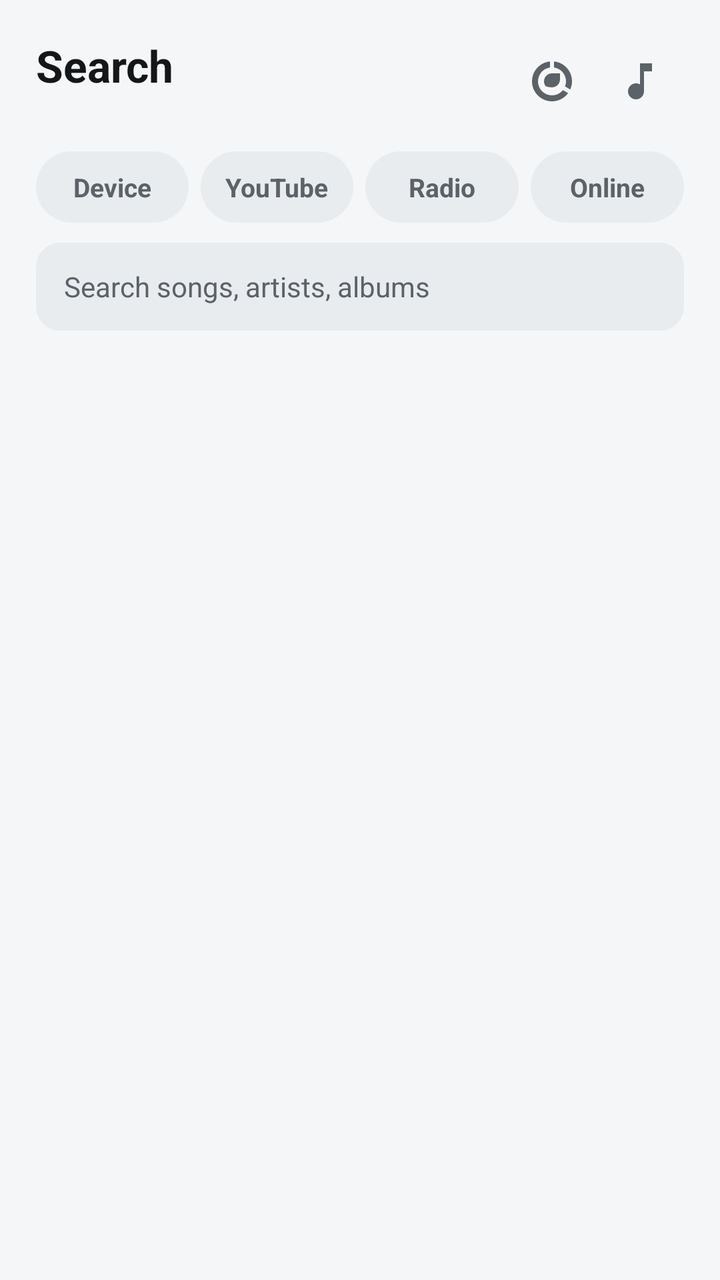
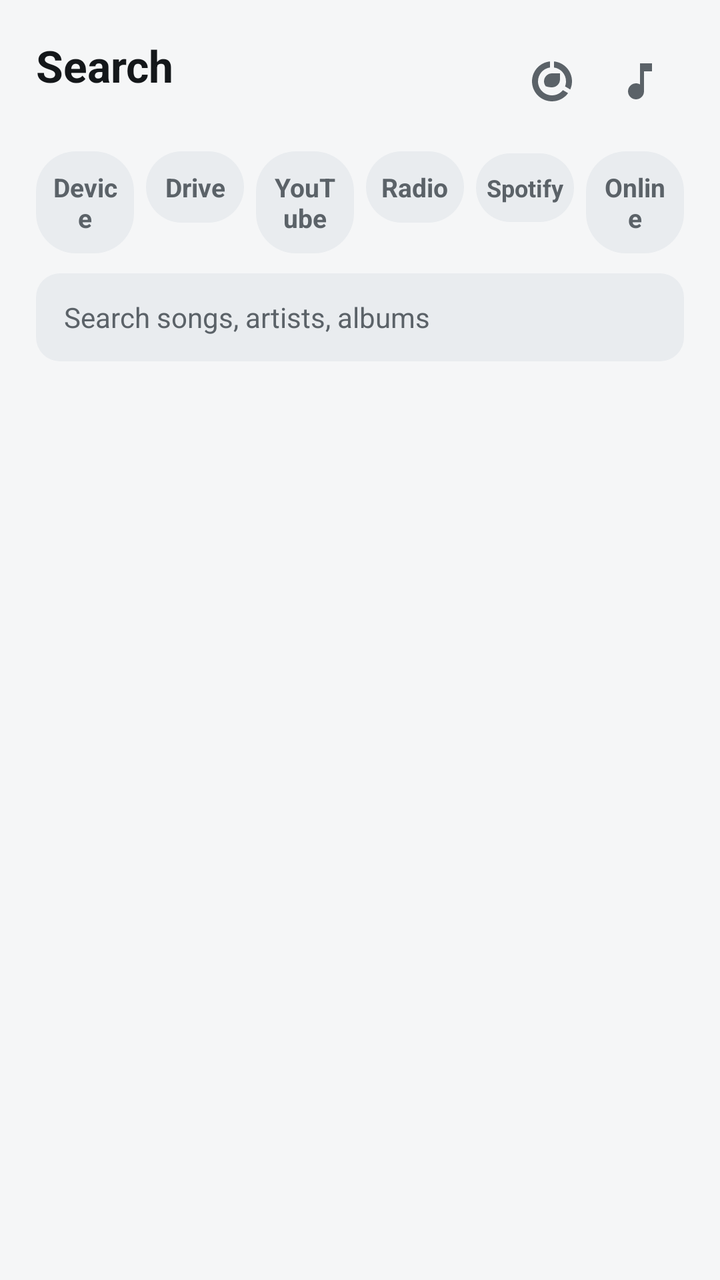

The first picture is an Android layout as it rendered before a commit; the second is the same layout after the commit. The layout source and the unified diff follow.
<!-- AndroidManifest.xml: application theme Theme.FXSoundLite -->
<!-- res/layout/fragment_music.xml -->
<?xml version="1.0" encoding="utf-8"?>
<LinearLayout xmlns:android="http://schemas.android.com/apk/res/android"
    android:layout_width="match_parent"
    android:layout_height="match_parent"
    android:background="?attr/colorBg"
    android:orientation="vertical">

    <LinearLayout
        android:layout_width="match_parent"
        android:layout_height="wrap_content"
        android:orientation="vertical"
        android:paddingHorizontal="18dp"
        android:paddingTop="18dp"
        android:paddingBottom="8dp">

        
        <LinearLayout
            android:layout_width="match_parent"
            android:layout_height="wrap_content"
            android:gravity="center_vertical"
            android:orientation="horizontal">

            <LinearLayout
                android:layout_width="0dp"
                android:layout_height="wrap_content"
                android:layout_weight="1"
                android:orientation="vertical">

                <TextView
                    android:layout_width="wrap_content"
                    android:layout_height="wrap_content"
                    android:text="@string/music_title"
                    android:textColor="?attr/colorTextPrimary"
                    android:textSize="22sp"
                    android:textStyle="bold" />

                <TextView
                    android:id="@+id/musicCount"
                    android:layout_width="wrap_content"
                    android:layout_height="wrap_content"
                    android:textColor="?attr/colorTextSecondary"
                    android:textSize="12sp" />
            </LinearLayout>

            
            <TextView
                android:id="@+id/dataUsedText"
                android:layout_width="wrap_content"
                android:layout_height="wrap_content"
                android:layout_marginEnd="2dp"
                android:background="?android:attr/selectableItemBackground"
                android:padding="6dp"
                android:textColor="?attr/colorAccent"
                android:textSize="12sp"
                android:textStyle="bold"
                android:visibility="gone" />

            <ImageButton
                android:id="@+id/saverButton"
                android:layout_width="44dp"
                android:layout_height="44dp"
                android:background="?android:attr/selectableItemBackgroundBorderless"
                android:contentDescription="@string/saver_switch_label"
                android:padding="10dp"
                android:src="@drawable/ic_data_saver"
                android:tint="?attr/colorTextSecondary" />

            
            <ImageButton
                android:id="@+id/videoModeButton"
                android:layout_width="44dp"
                android:layout_height="44dp"
                android:background="?android:attr/selectableItemBackgroundBorderless"
                android:contentDescription="@string/video_mode_desc"
                android:padding="10dp"
                android:src="@drawable/ic_music"
                android:tint="?attr/colorTextSecondary" />
        </LinearLayout>

        
        <LinearLayout
            android:id="@+id/sourceTabs"
            android:layout_width="match_parent"
            android:layout_height="wrap_content"
            android:layout_marginTop="12dp"
            android:orientation="horizontal">

            <TextView
                android:id="@+id/tabLocal"
                android:layout_width="0dp"
                android:layout_height="wrap_content"
                android:layout_marginEnd="6dp"
                android:layout_weight="1"
                android:gravity="center"
                android:background="@drawable/chip_bg"
                android:clickable="true"
                android:focusable="true"
                android:paddingHorizontal="6dp"
                android:paddingVertical="9dp"
                android:text="@string/source_local"
                android:textColor="@color/chip_text_color"
                android:textSize="13sp"
                android:textStyle="bold" />
            <TextView
                android:id="@+id/tabYoutube"
                android:layout_width="0dp"
                android:layout_height="wrap_content"
                android:layout_marginEnd="6dp"
                android:layout_weight="1"
                android:gravity="center"
                android:background="@drawable/chip_bg"
                android:clickable="true"
                android:focusable="true"
                android:paddingHorizontal="6dp"
                android:paddingVertical="9dp"
                android:text="@string/source_youtube"
                android:textColor="@color/chip_text_color"
                android:textSize="13sp"
                android:textStyle="bold" />
            <TextView
                android:id="@+id/tabTv"
                android:layout_width="0dp"
                android:layout_height="wrap_content"
                android:layout_marginEnd="6dp"
                android:layout_weight="1"
                android:gravity="center"
                android:background="@drawable/chip_bg"
                android:clickable="true"
                android:focusable="true"
                android:paddingHorizontal="6dp"
                android:paddingVertical="9dp"
                android:text="@string/source_tv"
                android:textColor="@color/chip_text_color"
                android:textSize="13sp"
                android:textStyle="bold"
                android:visibility="gone" />
            <TextView
                android:id="@+id/tabRadio"
                android:layout_width="0dp"
                android:layout_height="wrap_content"
                android:layout_marginEnd="6dp"
                android:layout_weight="1"
                android:gravity="center"
                android:background="@drawable/chip_bg"
                android:clickable="true"
                android:focusable="true"
                android:paddingHorizontal="6dp"
                android:paddingVertical="9dp"
                android:text="@string/source_radio"
                android:textColor="@color/chip_text_color"
                android:textSize="13sp"
                android:textStyle="bold" />
            <TextView
                android:id="@+id/tabOnline"
                android:layout_width="0dp"
                android:layout_height="wrap_content"
                android:layout_marginEnd="0dp"
                android:layout_weight="1"
                android:gravity="center"
                android:background="@drawable/chip_bg"
                android:clickable="true"
                android:focusable="true"
                android:paddingHorizontal="6dp"
                android:paddingVertical="9dp"
                android:text="@string/source_online"
                android:textColor="@color/chip_text_color"
                android:textSize="13sp"
                android:textStyle="bold" />
        </LinearLayout>

        
        <TextView
            android:id="@+id/radioSourceButton"
            android:layout_width="wrap_content"
            android:layout_height="wrap_content"
            android:layout_marginTop="10dp"
            android:background="@drawable/chip_bg"
            android:clickable="true"
            android:focusable="true"
            android:paddingHorizontal="16dp"
            android:paddingVertical="8dp"
            android:textColor="@color/chip_text_color"
            android:textSize="13sp"
            android:textStyle="bold"
            android:visibility="gone" />

        

        <LinearLayout
            android:layout_width="match_parent"
            android:layout_height="wrap_content"
            android:layout_marginTop="10dp"
            android:gravity="center_vertical"
            android:orientation="horizontal">

            <EditText
                android:id="@+id/searchInput"
                android:layout_width="0dp"
                android:layout_height="44dp"
                android:layout_weight="1"
                android:background="@drawable/input_bg"
                android:hint="@string/music_search_hint"
                android:imeOptions="actionSearch"
                android:importantForAutofill="no"
                android:inputType="text"
                android:maxLines="1"
                android:paddingHorizontal="14dp"
                android:textColor="?attr/colorTextPrimary"
                android:textColorHint="?attr/colorTextSecondary"
                android:textSize="14sp" />

            
            <ImageButton
                android:id="@+id/filterButton"
                android:layout_width="44dp"
                android:layout_height="44dp"
                android:layout_marginStart="6dp"
                android:background="?android:attr/selectableItemBackgroundBorderless"
                android:contentDescription="@string/filter_title"
                android:padding="10dp"
                android:src="@drawable/ic_filter"
                android:tint="?attr/colorTextSecondary"
                android:visibility="gone" />

        </LinearLayout>
    </LinearLayout>

    <FrameLayout
        android:layout_width="match_parent"
        android:layout_height="0dp"
        android:layout_weight="1">

        <androidx.recyclerview.widget.RecyclerView
            android:id="@+id/trackList"
            android:layout_width="match_parent"
            android:layout_height="match_parent"
            android:clipToPadding="false"
            android:paddingBottom="74dp" />

        <ProgressBar
            android:id="@+id/searchProgress"
            style="?android:attr/progressBarStyle"
            android:layout_width="32dp"
            android:layout_height="32dp"
            android:layout_gravity="center"
            android:indeterminateTint="?attr/colorAccent"
            android:visibility="gone" />

        <LinearLayout
            android:id="@+id/emptyPanel"
            android:layout_width="match_parent"
            android:layout_height="match_parent"
            android:gravity="center"
            android:orientation="vertical"
            android:padding="32dp"
            android:visibility="gone">

            <TextView
                android:id="@+id/emptyText"
                android:layout_width="wrap_content"
                android:layout_height="wrap_content"
                android:gravity="center"
                android:textColor="?attr/colorTextSecondary"
                android:textSize="14sp" />

            <TextView
                android:id="@+id/actionButton"
                android:layout_width="wrap_content"
                android:layout_height="wrap_content"
                android:layout_marginTop="16dp"
                android:background="@drawable/eq_button_bg"
                android:clickable="true"
                android:focusable="true"
                android:paddingHorizontal="26dp"
                android:paddingVertical="10dp"
                android:text="@string/music_allow_access"
                android:textColor="?attr/colorOnAccent"
                android:textSize="14sp"
                android:textStyle="bold"
                android:visibility="gone" />
        </LinearLayout>
    </FrameLayout>

    
    <LinearLayout
        android:visibility="gone"
        android:layout_width="match_parent"
        android:layout_height="wrap_content"
        android:layout_margin="12dp"
        android:background="@drawable/card_bg"
        android:orientation="vertical"
        android:padding="14dp">

        <LinearLayout
            android:layout_width="match_parent"
            android:layout_height="wrap_content"
            android:gravity="center_vertical"
            android:orientation="horizontal">

            <ImageView
                android:id="@+id/nowArt"
                android:layout_width="52dp"
                android:layout_height="52dp"
                android:background="@drawable/art_bg"
                android:importantForAccessibility="no"
                android:padding="13dp"
                android:scaleType="centerCrop"
                android:src="@drawable/ic_music"
                android:tint="?attr/colorTextSecondary" />

            <LinearLayout
                android:layout_width="0dp"
                android:layout_height="wrap_content"
                android:layout_marginStart="12dp"
                android:layout_weight="1"
                android:orientation="vertical">

                <TextView
                    android:id="@+id/nowTitle"
                    android:layout_width="match_parent"
                    android:layout_height="wrap_content"
                    android:ellipsize="end"
                    android:maxLines="1"
                    android:text="@string/music_nothing_playing"
                    android:textColor="?attr/colorTextPrimary"
                    android:textSize="15sp"
                    android:textStyle="bold" />

                <TextView
                    android:id="@+id/nowArtist"
                    android:layout_width="match_parent"
                    android:layout_height="wrap_content"
                    android:layout_marginTop="2dp"
                    android:ellipsize="end"
                    android:maxLines="1"
                    android:textColor="?attr/colorTextSecondary"
                    android:textSize="12sp" />
            </LinearLayout>
        </LinearLayout>

        <SeekBar
            android:id="@+id/progressSeek"
            android:layout_width="match_parent"
            android:layout_height="wrap_content"
            android:layout_marginTop="8dp"
            android:progressTint="?attr/colorAccent"
            android:thumbTint="?attr/colorAccent" />

        <RelativeLayout
            android:layout_width="match_parent"
            android:layout_height="wrap_content"
            android:paddingHorizontal="4dp">

            <TextView
                android:id="@+id/timeElapsed"
                android:layout_width="wrap_content"
                android:layout_height="wrap_content"
                android:text="0:00"
                android:textColor="?attr/colorTextSecondary"
                android:textSize="11sp" />

            <TextView
                android:id="@+id/timeTotal"
                android:layout_width="wrap_content"
                android:layout_height="wrap_content"
                android:layout_alignParentEnd="true"
                android:text="0:00"
                android:textColor="?attr/colorTextSecondary"
                android:textSize="11sp" />
        </RelativeLayout>

        <LinearLayout
            android:layout_width="match_parent"
            android:layout_height="wrap_content"
            android:layout_marginTop="4dp"
            android:gravity="center"
            android:orientation="horizontal">

            <ImageButton
                android:id="@+id/shuffleButton"
                android:layout_width="48dp"
                android:layout_height="48dp"
                android:background="?android:attr/selectableItemBackgroundBorderless"
                android:contentDescription="@string/music_shuffle"
                android:padding="12dp"
                android:src="@drawable/ic_shuffle"
                android:tint="?attr/colorTextSecondary" />

            <ImageButton
                android:id="@+id/prevButton"
                android:layout_width="52dp"
                android:layout_height="52dp"
                android:background="?android:attr/selectableItemBackgroundBorderless"
                android:contentDescription="@string/music_previous"
                android:padding="12dp"
                android:src="@drawable/ic_prev"
                android:tint="?attr/colorTextPrimary" />

            <ImageButton
                android:id="@+id/playPauseButton"
                android:layout_width="60dp"
                android:layout_height="60dp"
                android:layout_marginHorizontal="6dp"
                android:background="@drawable/eq_button_bg"
                android:contentDescription="@string/music_play_pause"
                android:padding="16dp"
                android:src="@drawable/ic_play"
                android:tint="?attr/colorOnAccent" />

            <ImageButton
                android:id="@+id/nextButton"
                android:layout_width="52dp"
                android:layout_height="52dp"
                android:background="?android:attr/selectableItemBackgroundBorderless"
                android:contentDescription="@string/music_next"
                android:padding="12dp"
                android:src="@drawable/ic_next"
                android:tint="?attr/colorTextPrimary" />

            <ImageButton
                android:id="@+id/repeatButton"
                android:layout_width="48dp"
                android:layout_height="48dp"
                android:background="?android:attr/selectableItemBackgroundBorderless"
                android:contentDescription="@string/music_repeat"
                android:padding="12dp"
                android:src="@drawable/ic_repeat"
                android:tint="?attr/colorTextSecondary" />
        </LinearLayout>
    </LinearLayout>
</LinearLayout>
<!-- resources referenced by this layout -->
<resources>
  <!-- drawable art_bg (drawable) -->
  <?xml version="1.0" encoding="utf-8"?>
  <shape xmlns:android="http://schemas.android.com/apk/res/android">
      <solid android:color="?attr/colorSurfaceRaised" />
      <corners android:radius="10dp" />
  </shape>
  <!-- drawable card_bg (drawable) -->
  <?xml version="1.0" encoding="utf-8"?>
  <shape xmlns:android="http://schemas.android.com/apk/res/android">
      <solid android:color="?attr/colorSurface" />
      <corners android:radius="16dp" />
  </shape>
  <!-- drawable eq_button_bg (drawable) -->
  <?xml version="1.0" encoding="utf-8"?>
  <shape xmlns:android="http://schemas.android.com/apk/res/android"
      android:shape="rectangle">
      <solid android:color="?attr/colorAccent" />
      <corners android:radius="20dp" />
  </shape>
  <!-- drawable ic_filter (drawable) -->
  <vector xmlns:android="http://schemas.android.com/apk/res/android"
      android:width="24dp"
      android:height="24dp"
      android:viewportWidth="24"
      android:viewportHeight="24">
      <path
          android:fillColor="#FFFFFFFF"
          android:pathData="M10,18h4v-2h-4v2zM3,6v2h18L21,6L3,6zM6,13h12v-2L6,11v2z" />
  </vector>
  <!-- drawable ic_next (drawable) -->
  <vector xmlns:android="http://schemas.android.com/apk/res/android"
      android:width="24dp"
      android:height="24dp"
      android:viewportWidth="24"
      android:viewportHeight="24">
      <path
          android:fillColor="#FFFFFFFF"
          android:pathData="M6,18l8.5,-6L6,6v12zM16,6v12h2V6h-2z" />
  </vector>
  <!-- drawable ic_play (drawable) -->
  <vector xmlns:android="http://schemas.android.com/apk/res/android"
      android:width="24dp"
      android:height="24dp"
      android:viewportWidth="24"
      android:viewportHeight="24">
      <path
          android:fillColor="#FFFFFFFF"
          android:pathData="M8,5v14l11,-7z" />
  </vector>
  <!-- drawable ic_prev (drawable) -->
  <vector xmlns:android="http://schemas.android.com/apk/res/android"
      android:width="24dp"
      android:height="24dp"
      android:viewportWidth="24"
      android:viewportHeight="24">
      <path
          android:fillColor="#FFFFFFFF"
          android:pathData="M6,6h2v12H6zm3.5,6l8.5,6V6z" />
  </vector>
  <!-- drawable input_bg (drawable) -->
  <?xml version="1.0" encoding="utf-8"?>
  <shape xmlns:android="http://schemas.android.com/apk/res/android">
      <solid android:color="?attr/colorSurfaceRaised" />
      <corners android:radius="12dp" />
  </shape>
  <string name="filter_title">Filter</string>
  <string name="music_allow_access">Allow access</string>
  <string name="music_next">Next</string>
  <string name="music_nothing_playing">Nothing playing</string>
  <string name="music_play_pause">Play / pause</string>
  <string name="music_previous">Previous</string>
  <string name="music_repeat">Repeat</string>
  <string name="music_search_hint">Search songs, artists, albums</string>
  <string name="music_shuffle">Shuffle</string>
  <string name="music_title">Search</string>
  <string name="saver_switch_label">Data saver</string>
  <string name="source_local">Device</string>
  <string name="source_online">Online</string>
  <string name="source_radio">Radio</string>
  <string name="source_tv">TV</string>
  <string name="source_youtube">YouTube</string>
  <string name="video_mode_desc">Audio / video mode</string>
  <color name="accent_default">#000000</color>
  <color name="light_bg">#F5F6F7</color>
  <color name="light_surface">#FFFFFF</color>
  <color name="light_surface_raised">#E9ECEF</color>
  <color name="light_text_primary">#14171A</color>
  <color name="light_text_secondary">#5B6268</color>
  <color name="light_divider">#DCE0E3</color>
  <color name="light_track_bg">#D6DADE</color>
  <color name="danger">#FF6B6B</color>
  <color name="light_on_accent">#0E1013</color>
  <!-- unchanged entries left out for length: 6 -->
</resources>

<!-- the commit's change to res/layout/fragment_music.xml (unified diff, before → after) -->
@@ -102,6 +102,22 @@
                 android:textSize="13sp"
                 android:textStyle="bold" />
             <TextView
+                android:id="@+id/tabDrive"
+                android:layout_width="0dp"
+                android:layout_height="wrap_content"
+                android:layout_marginEnd="6dp"
+                android:layout_weight="1"
+                android:gravity="center"
+                android:background="@drawable/chip_bg"
+                android:clickable="true"
+                android:focusable="true"
+                android:paddingHorizontal="6dp"
+                android:paddingVertical="9dp"
+                android:text="@string/source_drive"
+                android:textColor="@color/chip_text_color"
+                android:textSize="13sp"
+                android:textStyle="bold" />
+            <TextView
                 android:id="@+id/tabYoutube"
                 android:layout_width="0dp"
                 android:layout_height="wrap_content"
@@ -135,6 +151,23 @@
                 android:textStyle="bold"
                 android:visibility="gone" />
             <TextView
+                android:id="@+id/tabWeb"
+                android:layout_width="0dp"
+                android:layout_height="wrap_content"
+                android:layout_marginEnd="6dp"
+                android:layout_weight="1"
+                android:gravity="center"
+                android:background="@drawable/chip_bg"
+                android:clickable="true"
+                android:focusable="true"
+                android:paddingHorizontal="6dp"
+                android:paddingVertical="9dp"
+                android:text="@string/source_web"
+                android:textColor="@color/chip_text_color"
+                android:textSize="13sp"
+                android:textStyle="bold"
+                android:visibility="gone" />
+            <TextView
                 android:id="@+id/tabRadio"
                 android:layout_width="0dp"
                 android:layout_height="wrap_content"
@@ -149,6 +182,23 @@
                 android:text="@string/source_radio"
                 android:textColor="@color/chip_text_color"
                 android:textSize="13sp"
+                android:textStyle="bold" />
+            <TextView
+                android:id="@+id/tabSpotify"
+                android:layout_width="0dp"
+                android:layout_height="wrap_content"
+                android:layout_marginEnd="6dp"
+                android:layout_weight="1"
+                android:gravity="center"
+                android:background="@drawable/chip_bg"
+                android:clickable="true"
+                android:focusable="true"
+                android:maxLines="1"
+                android:paddingHorizontal="2dp"
+                android:paddingVertical="9dp"
+                android:text="@string/source_spotify"
+                android:textColor="@color/chip_text_color"
+                android:textSize="12sp"
                 android:textStyle="bold" />
             <TextView
                 android:id="@+id/tabOnline"
<!-- resource entries referenced after the edit -->
@@ -76,10 +76,13 @@
   <string name="music_shuffle">Shuffle</string>
   <string name="music_title">Search</string>
   <string name="saver_switch_label">Data saver</string>
+  <string name="source_drive">Drive</string>
   <string name="source_local">Device</string>
   <string name="source_online">Online</string>
   <string name="source_radio">Radio</string>
+  <string name="source_spotify">Spotify</string>
   <string name="source_tv">TV</string>
+  <string name="source_web">Web</string>
   <string name="source_youtube">YouTube</string>
   <string name="video_mode_desc">Audio / video mode</string>
   <color name="accent_default">#000000</color>
